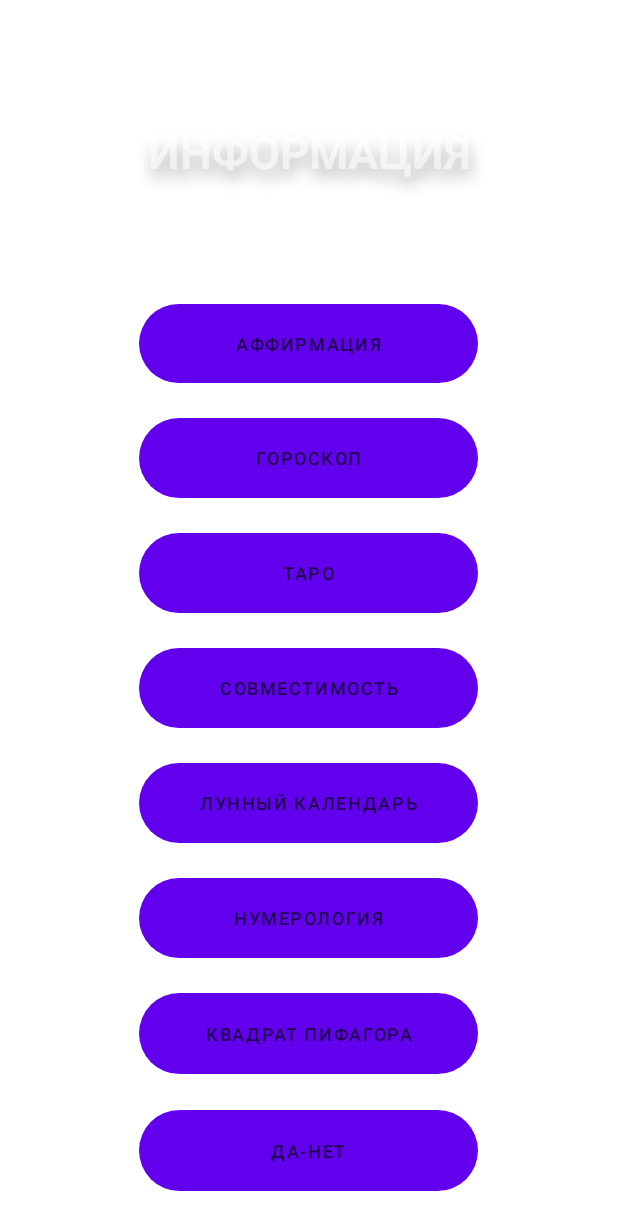
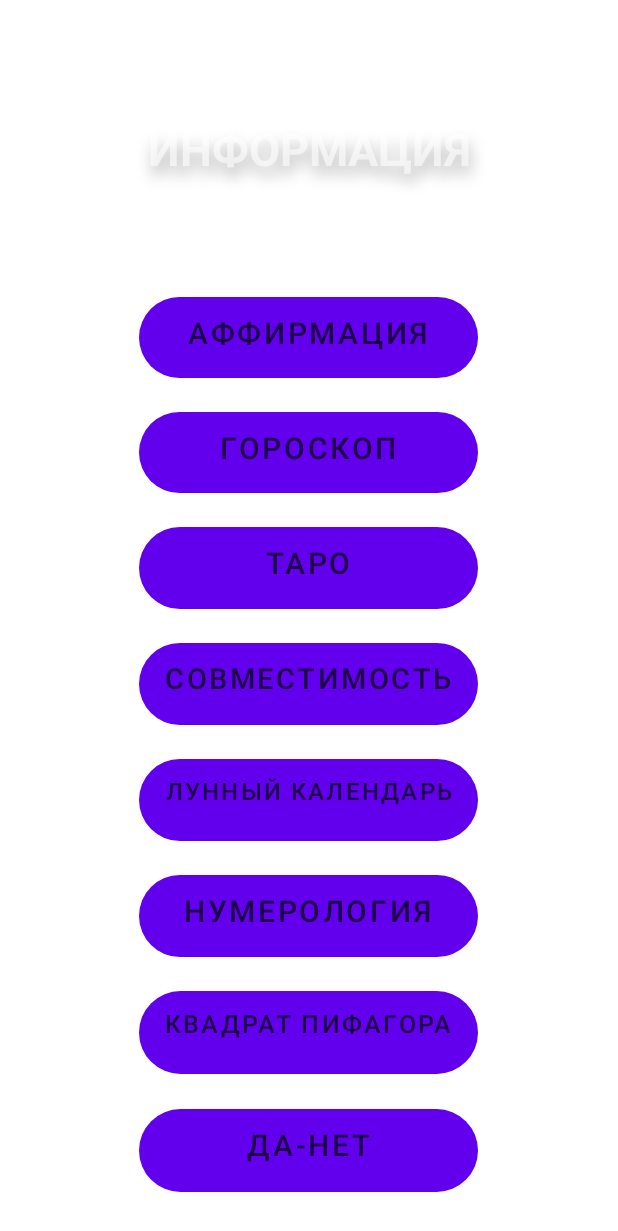
Before and after one commit to typeCPP/Stellarium, an Android app: the layout fragment_list_of_information.xml on its own in the app's theme, with its tools: preview values and no code run, on a phone screen of 412 x 824 dp. Shown: the top 1231 px of the screen. Run offline under Robolectric (Android 15) with nearby library versions, the phone set to English and light mode, and no system bars.

Commit message:
Add text scaling for information list

```diff
--- a/app/src/main/res/layout/fragment_list_of_information.xml
+++ b/app/src/main/res/layout/fragment_list_of_information.xml
@@ -16,7 +16,7 @@
             android:layout_width="match_parent"
             android:layout_height="match_parent"
             android:orientation="vertical"
-            android:weightSum="265">
+            android:weightSum="273">
 
 
             <TextView
@@ -31,14 +31,14 @@
             <LinearLayout
                 android:layout_width="match_parent"
                 android:layout_height="0dp"
-                android:layout_weight="18"
+                android:layout_weight="19"
                 android:gravity="center|bottom"
                 android:orientation="horizontal"
                 android:weightSum="1">
 
                 <Button
-                    android:id="@+id/button4"
-                    style="@style/button_style"
+                    android:id="@+id/affirmationButton"
+                    style="@style/button_style_for_list_of_information"
                     android:layout_width="0dp"
                     android:layout_height="match_parent"
                     android:layout_gravity="center_horizontal|center"
@@ -46,8 +46,18 @@
                     android:background="@drawable/rectangle_button_info"
                     android:maxHeight="400dp"
                     android:minHeight="250dp"
+                    android:onClick="onClick"
                     android:text="Аффирмация"
-                    tools:ignore="TouchTargetSizeCheck" />
+                    tools:ignore="TouchTargetSizeCheck"
+
+                    android:breakStrategy="balanced"
+                    android:gravity="center_horizontal"
+                    android:maxLines="1"
+
+
+                    android:autoSizeMaxTextSize="20sp"
+                    android:autoSizeTextType="uniform"
+                    tools:targetApi="o"/>
 
             </LinearLayout>
 
@@ -59,21 +69,31 @@
             <LinearLayout
                 android:layout_width="match_parent"
                 android:layout_height="0dp"
-                android:layout_weight="18"
+                android:layout_weight="19"
                 android:gravity="center|bottom"
                 android:orientation="horizontal"
                 android:weightSum="1">
 
                 <Button
-                    android:id="@+id/button6"
-                    style="@style/button_style"
+                    android:id="@+id/horoscopeButton"
+                    style="@style/button_style_for_list_of_information"
                     android:layout_width="0dp"
                     android:layout_height="match_parent"
                     android:layout_gravity="center_horizontal|center"
                     android:layout_weight="0.55"
                     android:background="@drawable/rectangle_button_info"
+                    android:onClick="onClick"
                     android:text="Гороскоп"
-                    tools:ignore="TouchTargetSizeCheck" />
+                    tools:ignore="TouchTargetSizeCheck"
+
+                    android:breakStrategy="balanced"
+                    android:gravity="center_horizontal"
+                    android:maxLines="1"
+
+
+                    android:autoSizeMaxTextSize="20sp"
+                    android:autoSizeTextType="uniform"
+                    tools:targetApi="o"/>
             </LinearLayout>
 
             <Space
@@ -84,21 +104,31 @@
             <LinearLayout
                 android:layout_width="match_parent"
                 android:layout_height="0dp"
-                android:layout_weight="18"
+                android:layout_weight="19"
                 android:gravity="center|bottom"
                 android:orientation="horizontal"
                 android:weightSum="1">
 
                 <Button
-                    android:id="@+id/button5"
-                    style="@style/button_style"
+                    android:id="@+id/taroButton"
+                    style="@style/button_style_for_list_of_information"
                     android:layout_width="0dp"
                     android:layout_height="match_parent"
                     android:layout_gravity="center_horizontal|center"
                     android:layout_weight="0.55"
                     android:background="@drawable/rectangle_button_info"
+                    android:onClick="onClick"
                     android:text="Таро"
-                    tools:ignore="TouchTargetSizeCheck" />
+                    tools:ignore="TouchTargetSizeCheck"
+
+                    android:breakStrategy="balanced"
+                    android:gravity="center_horizontal"
+                    android:maxLines="1"
+
+
+                    android:autoSizeMaxTextSize="20sp"
+                    android:autoSizeTextType="uniform"
+                    tools:targetApi="o"/>
             </LinearLayout>
 
             <Space
@@ -109,21 +139,31 @@
             <LinearLayout
                 android:layout_width="match_parent"
                 android:layout_height="0dp"
-                android:layout_weight="18"
+                android:layout_weight="19"
                 android:gravity="center|bottom"
                 android:orientation="horizontal"
                 android:weightSum="1">
 
                 <Button
-                    android:id="@+id/button7"
-                    style="@style/button_style"
+                    android:id="@+id/compatibilityButton"
+                    style="@style/button_style_for_list_of_information"
                     android:layout_width="0dp"
                     android:layout_height="match_parent"
                     android:layout_gravity="center_horizontal|center"
                     android:layout_weight="0.55"
                     android:background="@drawable/rectangle_button_info"
+                    android:onClick="onClick"
                     android:text="Совместимость"
-                    tools:ignore="TouchTargetSizeCheck" />
+                    tools:ignore="TouchTargetSizeCheck"
+
+                    android:breakStrategy="balanced"
+                    android:gravity="center_horizontal"
+                    android:maxLines="1"
+
+
+                    android:autoSizeMaxTextSize="20sp"
+                    android:autoSizeTextType="uniform"
+                    tools:targetApi="o"/>
             </LinearLayout>
 
             <Space
@@ -134,20 +174,30 @@
             <LinearLayout
                 android:layout_width="match_parent"
                 android:layout_height="0dp"
-                android:layout_weight="18"
+                android:layout_weight="19"
                 android:gravity="center|bottom"
                 android:orientation="horizontal"
                 android:weightSum="1">
 
                 <Button
-                    android:id="@+id/button8"
+                    android:id="@+id/moonCalendarButton"
+                    style="@style/button_style_for_list_of_information"
                     android:layout_width="0dp"
                     android:layout_height="match_parent"
                     android:layout_gravity="center_horizontal|center"
                     android:layout_weight="0.55"
-                    style="@style/button_style"
                     android:background="@drawable/rectangle_button_info"
-                    android:text="Лунный календарь" />
+                    android:onClick="onClick"
+                    android:text="Лунный календарь"
+
+                    android:breakStrategy="balanced"
+                    android:gravity="center_horizontal"
+                    android:maxLines="1"
+
+
+                    android:autoSizeMaxTextSize="20sp"
+                    android:autoSizeTextType="uniform"
+                    tools:targetApi="o"/>
             </LinearLayout>
 
             <Space
@@ -158,20 +208,30 @@
             <LinearLayout
                 android:layout_width="match_parent"
                 android:layout_height="0dp"
-                android:layout_weight="18"
+                android:layout_weight="19"
                 android:gravity="center|bottom"
                 android:orientation="horizontal"
                 android:weightSum="1">
 
                 <Button
-                    android:id="@+id/button9"
+                    android:id="@+id/numerologicButton"
+                    style="@style/button_style_for_list_of_information"
                     android:layout_width="0dp"
                     android:layout_height="match_parent"
                     android:layout_gravity="center_horizontal|center"
                     android:layout_weight="0.55"
-                    style="@style/button_style"
                     android:background="@drawable/rectangle_button_info"
-                    android:text="Нумерология" />
+                    android:onClick="onClick"
+                    android:text="Нумерология"
+
+                    android:breakStrategy="balanced"
+                    android:gravity="center_horizontal"
+                    android:maxLines="1"
+
+
+                    android:autoSizeMaxTextSize="20sp"
+                    android:autoSizeTextType="uniform"
+                    tools:targetApi="o"/>
             </LinearLayout>
 
             <Space
@@ -182,20 +242,30 @@
             <LinearLayout
                 android:layout_width="match_parent"
                 android:layout_height="0dp"
-                android:layout_weight="18"
+                android:layout_weight="19"
                 android:gravity="center|bottom"
                 android:orientation="horizontal"
                 android:weightSum="1">
 
                 <Button
-                    android:id="@+id/button10"
+                    android:id="@+id/squareOfPythagorasButton"
+                    style="@style/button_style_for_list_of_information"
                     android:layout_width="0dp"
                     android:layout_height="match_parent"
                     android:layout_gravity="center_horizontal|center"
                     android:layout_weight="0.55"
-                    style="@style/button_style"
                     android:background="@drawable/rectangle_button_info"
-                    android:text="Квадрат Пифагора" />
+                    android:onClick="onClick"
+                    android:text="Квадрат Пифагора"
+
+                    android:breakStrategy="balanced"
+                    android:gravity="center_horizontal"
+                    android:maxLines="1"
+
+
+                    android:autoSizeMaxTextSize="20sp"
+                    android:autoSizeTextType="uniform"
+                    tools:targetApi="o"/>
             </LinearLayout>
 
             <Space
@@ -206,20 +276,31 @@
             <LinearLayout
                 android:layout_width="match_parent"
                 android:layout_height="0dp"
-                android:layout_weight="18"
+                android:layout_weight="19"
                 android:gravity="center|bottom"
                 android:orientation="horizontal"
                 android:weightSum="1">
 
                 <Button
-                    android:id="@+id/button11"
+                    android:id="@+id/yesOrNoButton"
+                    style="@style/button_style_for_list_of_information"
                     android:layout_width="0dp"
                     android:layout_height="match_parent"
                     android:layout_gravity="center_horizontal|center"
                     android:layout_weight="0.55"
-                    style="@style/button_style"
                     android:background="@drawable/rectangle_button_info"
-                    android:text="Да-нет" />
+                    android:onClick="onClick"
+                    android:text="Да-нет"
+
+                    android:breakStrategy="balanced"
+                    android:gravity="center_horizontal"
+                    android:maxLines="1"
+
+
+                    android:autoSizeTextType="uniform"
+                    android:autoSizeMaxTextSize="20sp"
+                    tools:targetApi="o"
+                    />
             </LinearLayout>
         </LinearLayout>
     </ScrollView>
--- a/app/src/main/res/values/styles.xml
+++ b/app/src/main/res/values/styles.xml
@@ -40,10 +40,10 @@
 
     </style>
 
-    <style name="button_style">
+    <style name="button_style_for_list_of_information">
 
         <item name="android:textSize">
-            12sp
+            16.2sp
         </item>
 
         <item name="android:textColor">
@@ -52,16 +52,6 @@
 
     </style>
 
-    <style name="button_style_with_little_text">
 
-        <item name="android:textSize">
-            11sp
-        </item>
-
-        <item name="android:textColor">
-            #B3000000
-        </item>
-
-    </style>
 
 </resources>
```
